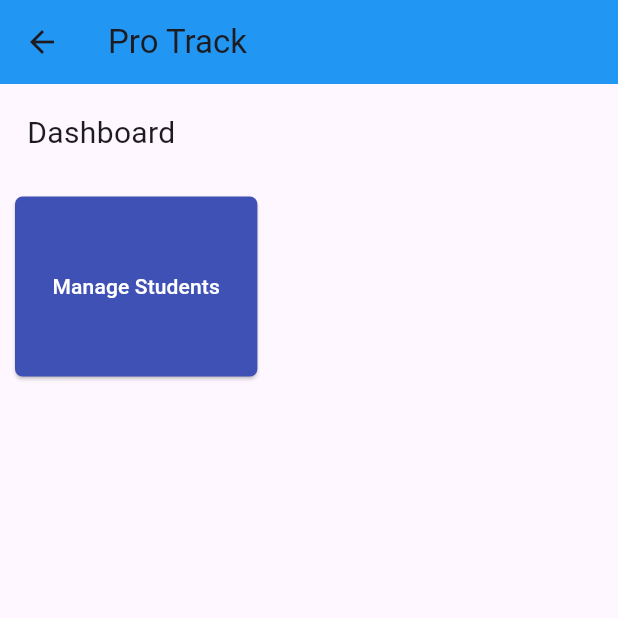
After one commit to jais0505/ProTrack, a Flutter app: the screen it shows after launch, after a tap on "Login", on a phone screen of 412 x 824 dp, the top half of it. The commit adds this screen. Run offline on Flutter 3.47's test engine with Material 3 defaults, Android fonts, the phone set to English and light mode, and no system bars; our stand-ins replace file_picker, firebase_auth, firebase_core, supabase_flutter; accounts and stored records are empty.

```diff
--- a/Project/protrack_admin/pubspec.yaml
+++ b/Project/protrack_admin/pubspec.yaml
@@ -7,6 +7,7 @@ environment:
   sdk: ^3.6.0
 
 dependencies:
+  file_picker: ^8.1.7
   firebase_auth: ^5.4.0
   firebase_core: ^3.10.0
   flutter:
--- /dev/null
+++ b/Project/protrack_teacher/lib/Screens/dashboard.dart
@@ -0,0 +1,70 @@
+import 'package:flutter/material.dart';
+import 'package:protrack_teacher/Screens/managestudents.dart';
+
+class DashboardScreen extends StatefulWidget {
+  const DashboardScreen({super.key});
+
+  @override
+  State<DashboardScreen> createState() => _DashboardScreenState();
+}
+
+class _DashboardScreenState extends State<DashboardScreen> {
+  @override
+  Widget build(BuildContext context) {
+    return Scaffold(
+      body: Column(
+        children: [
+          AppBar(
+            backgroundColor: Colors.blue,
+            title: Text("Pro Track"),
+          ),
+          Column(
+            mainAxisAlignment: MainAxisAlignment.start,
+            children: [
+              Row(
+                mainAxisAlignment: MainAxisAlignment.start,
+                children: [
+                  Padding(
+                    padding: const EdgeInsets.all(18.0),
+                    child: Text(
+                      "Dashboard",
+                      style: TextStyle(fontSize: 20),
+                    ),
+                  ),
+                ],
+              ),
+              Row(
+                mainAxisAlignment: MainAxisAlignment.start,
+                children: [
+                  Padding(
+                      padding: const EdgeInsets.all(10.0),
+                      child: ElevatedButton.icon(
+                          style: ElevatedButton.styleFrom(
+                            backgroundColor: Colors.indigo,
+                            shape: RoundedRectangleBorder(
+                                borderRadius: BorderRadius.circular(5)),
+                            padding: EdgeInsets.symmetric(
+                                horizontal: 25, vertical: 50),
+                          ),
+                          onPressed: () {
+                            Navigator.push(
+                              context,
+                              MaterialPageRoute(
+                                builder: (context) =>
+                                    const ManagestudentsScreen(),
+                              ),
+                            );
+                          },
+                          label: Text(
+                            "Manage Students",
+                            style: TextStyle(color: Colors.white),
+                          ))),
+                ],
+              ),
+            ],
+          ),
+        ],
+      ),
+    );
+  }
+}
--- /dev/null
+++ b/Project/protrack_teacher/lib/Screens/login.dart
@@ -0,0 +1,159 @@
+import 'package:flutter/material.dart';
+import 'package:protrack_teacher/Screens/dashboard.dart';
+
+class LoginScreen extends StatefulWidget {
+  const LoginScreen({super.key});
+
+  @override
+  State<LoginScreen> createState() => _LoginScreenState();
+}
+
+class _LoginScreenState extends State<LoginScreen> {
+  bool passkey = true;
+  @override
+  Widget build(BuildContext context) {
+    return Scaffold(
+      body: Container(
+        decoration: BoxDecoration(color: Color(0xFFEDF0F6)),
+        child: Form(
+            child: Center(
+          child: Column(
+            children: [
+              SizedBox(
+                height: 170,
+              ),
+              Row(
+                mainAxisAlignment: MainAxisAlignment.center,
+                children: [
+                  SizedBox(height: 100),
+                  Padding(
+                    padding: const EdgeInsets.all(15),
+                    child: Image.asset(
+                      'assets/Logo1.png',
+                      width: 40,
+                      height: 40,
+                    ),
+                  ),
+                  Text(
+                    'Pro Track',
+                    style: TextStyle(
+                      fontSize: 28,
+                      fontWeight: FontWeight.bold,
+                      color: Colors.black,
+                    ),
+                  ),
+                ],
+              ),
+              SizedBox(
+                height: 20,
+              ),
+              Container(
+                width: 310,
+                height: 400,
+                decoration: BoxDecoration(
+                  borderRadius: BorderRadius.circular(7),
+                  color: Color(0xFFFFFFFF),
+                ),
+                child: Column(
+                  children: [
+                    SizedBox(
+                      height: 20,
+                    ),
+                    Text(
+                      'Login',
+                      style: TextStyle(
+                        fontSize: 24,
+                        fontWeight: FontWeight.bold,
+                        color: Colors.black,
+                      ),
+                    ),
+                    SizedBox(
+                      height: 5,
+                    ),
+                    Padding(
+                      padding: const EdgeInsets.all(20.0),
+                      child: Padding(
+                        padding: const EdgeInsets.only(left: 22, right: 22),
+                        child: TextFormField(
+                          decoration: InputDecoration(
+                              labelText: "Email",
+                              labelStyle: TextStyle(fontSize: 12),
+                              hintStyle: TextStyle(fontSize: 11),
+                              hintText: 'Enter your email',
+                              border: UnderlineInputBorder(),
+                              prefixIcon: Icon(Icons.email)),
+                        ),
+                      ),
+                    ),
+                    Padding(
+                      padding: const EdgeInsets.all(20.0),
+                      child: Padding(
+                        padding: const EdgeInsets.only(left: 22, right: 22),
+                        child: TextFormField(
+                          decoration: InputDecoration(
+                              labelText: 'Password',
+                              labelStyle: TextStyle(fontSize: 12),
+                              hintStyle: TextStyle(fontSize: 11),
+                              hintText: 'Enter your password',
+                              border: UnderlineInputBorder(),
+                              prefixIcon: Icon(Icons.password),
+                              suffixIcon: IconButton(
+                                icon: Icon(passkey
+                                    ? Icons.visibility_off
+                                    : Icons.visibility),
+                                onPressed: () {
+                                  setState(() {
+                                    passkey = !passkey;
+                                  });
+                                },
+                              )),
+                          obscureText: passkey,
+                        ),
+                      ),
+                    ),
+                    Row(
+                      mainAxisAlignment: MainAxisAlignment.end,
+                      children: [
+                        Padding(
+                          padding: const EdgeInsets.only(
+                              right: 39, top: 10, bottom: 10),
+                          child: Text(
+                            'Forgot password?',
+                            style: TextStyle(
+                                color: Color(0xFF017AFF), fontSize: 12),
+                          ),
+                        ),
+                      ],
+                    ),
+                    Padding(
+                      padding: const EdgeInsets.all(10.0),
+                      child: ElevatedButton(
+                          style: ElevatedButton.styleFrom(
+                              backgroundColor: Color(0xFF017AFF),
+                              padding: EdgeInsets.symmetric(
+                                  horizontal: 96, vertical: 18),
+                              shape: RoundedRectangleBorder(
+                                  borderRadius: BorderRadius.circular(5))),
+                          onPressed: () {
+                            Navigator.push(
+                              context,
+                              MaterialPageRoute(
+                                builder: (context) => const DashboardScreen(),
+                              ),
+                            );
+                          },
+                          child: Text(
+                            'Login',
+                            style: TextStyle(color: Colors.white),
+                          )),
+                    )
+                  ],
+                ),
+              )
+            ],
+          ),
+        )),
+      ),
+    );
+  }
+}
--- a/Project/protrack_teacher/lib/main.dart
+++ b/Project/protrack_teacher/lib/main.dart
@@ -1,4 +1,5 @@
 import 'package:flutter/material.dart';
+import 'package:protrack_teacher/Screens/login.dart';
 
 void main() {
   runApp(const MainApp());
@@ -10,11 +11,8 @@ class MainApp extends StatelessWidget {
   @override
   Widget build(BuildContext context) {
     return const MaterialApp(
-      home: Scaffold(
-        body: Center(
-          child: Text('Hello World!'),
-        ),
-      ),
+      debugShowCheckedModeBanner: false,
+      home: LoginScreen(),
     );
   }
 }
--- a/Project/protrack_teacher/pubspec.yaml
+++ b/Project/protrack_teacher/pubspec.yaml
@@ -17,3 +17,5 @@ dev_dependencies:
 
 flutter:
   uses-material-design: true
+  assets:
+   - assets/
```
Also changed, not shown: Project/protrack_admin/lib/screens/manageteachers.dart (+77 -2 lines), Project/protrack_teacher/lib/Screens/addstudents.dart (added, +88 -0 lines), Project/protrack_teacher/lib/Screens/managestudents.dart (added, +57 -0 lines), Project/protrack_admin/pubspec.lock, Project/protrack_teacher/assets/Logo1.png (added), 1 other file.
